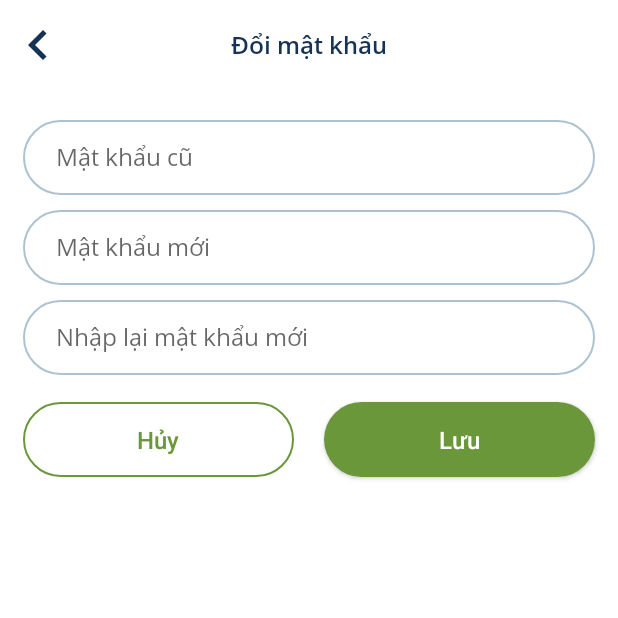
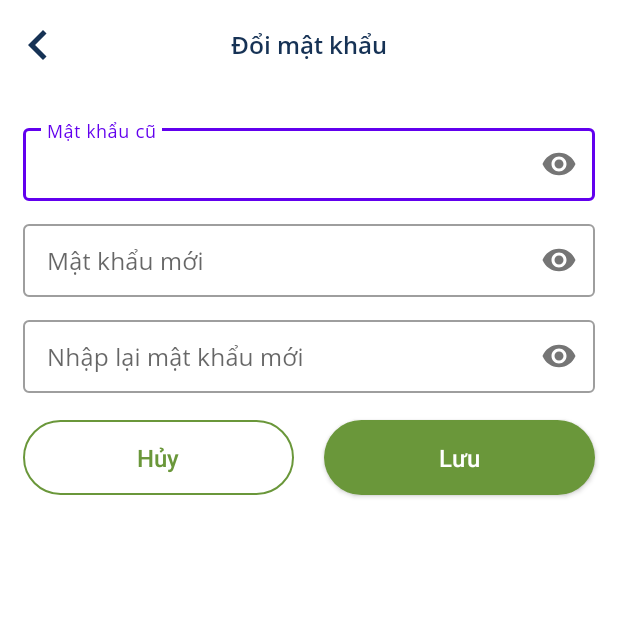
Before and after one commit to quangbk198/datn, an Android app: the fragment ChangePasswordFragment shown on its own in the app's theme, on a phone screen of 412 x 824 dp, the top half of it. Run offline under Robolectric (Android 15) with nearby library versions, the phone set to English and light mode, and no system bars; our stand-ins replace Dagger/Hilt's generated code, Firebase (no records; nobody signed in at launch, a user with empty details on screens opened directly), RxJava; libraries missing offline, so code that uses them is left out: com.github.pwittchen.reactivenetwork.

Commit message:
logic change password, logout

```diff
--- a/app/src/main/java/com/example/datn/di/module/RepositoryModule.kt
+++ b/app/src/main/java/com/example/datn/di/module/RepositoryModule.kt
@@ -2,6 +2,8 @@ package com.example.datn.di.module
 
 import com.example.datn.features.login.repository.LoginRepository
 import com.example.datn.features.login.repository.LoginRepositoryImpl
+import com.example.datn.features.userinfo.repository.UserInfoRepository
+import com.example.datn.features.userinfo.repository.UserInfoRepositoryImpl
 import dagger.Binds
 import dagger.Module
 import dagger.hilt.InstallIn
@@ -21,4 +23,7 @@ interface RepositoryModule {
     @Binds
     fun provideLoginRepository(loginRepositoryImpl: LoginRepositoryImpl): LoginRepository
 
+    @Binds
+    fun provideUserInfoRepository(userInfoRepositoryImpl: UserInfoRepositoryImpl): UserInfoRepository
+
 }
--- /dev/null
+++ b/app/src/main/java/com/example/datn/features/userinfo/repository/UserInfoRepository.kt
@@ -0,0 +1,15 @@
+package com.example.datn.features.userinfo.repository
+
+import io.reactivex.Single
+
+interface UserInfoRepository {
+    /**
+     * Get password from firebase database
+     */
+    fun getPass(): Single<Pair<String?, String>>
+
+    /**
+     * Update password
+     */
+    fun updatePass(newPass: String): Single<String>
+}
--- a/app/src/main/java/com/example/datn/features/userinfo/ui/fragment/ChangePasswordFragment.kt
+++ b/app/src/main/java/com/example/datn/features/userinfo/ui/fragment/ChangePasswordFragment.kt
@@ -2,9 +2,11 @@ package com.example.datn.features.userinfo.ui.fragment
 
 import android.view.LayoutInflater
 import androidx.fragment.app.viewModels
+import com.example.datn.R
 import com.example.datn.core.base.BaseFragment
 import com.example.datn.databinding.FragmentChangePasswordBinding
 import com.example.datn.features.userinfo.viewmodel.UserInfoViewModel
+import com.example.datn.utils.extension.showToast
 import dagger.hilt.android.AndroidEntryPoint
 
 /**
@@ -36,11 +38,39 @@ class ChangePasswordFragment : BaseFragment<FragmentChangePasswordBinding, UserI
         binding.apply {
             ivBack.setOnClickListener { backPress() }
             btnCancel.setOnClickListener { backPress() }
+
+            btnSave.setOnClickListener {
+                val oldPass = edtOldPass.text.toString()
+                val newPass = edtNewPass.text.toString()
+                val newPassAgain = edtNewPassAgain.text.toString()
+
+                if (oldPass.isBlank() || newPass.isBlank() || newPassAgain.isBlank()) {
+                    activity?.showToast(getString(R.string.enter_enough_infomation))
+                } else if (newPass != newPassAgain) {
+                    activity?.showToast(getString(R.string.change_pass_fragment_new_pass_not_match))
+                } else {
+                    onLoading(true)
+                    viewModel.changePass(oldPass, newPass)
+                }
+            }
+        }
+    }
+
+    override fun addDataObserver() {
+        super.addDataObserver()
+
+        viewModel.apply {
+            messageUpdatePass.observe(this@ChangePasswordFragment) { message ->
+                onLoading(false)
+                activity?.showToast(message)
+                if (message == getString(R.string.change_pass_fragment_update_pass_success)) {
+                    backPress()
+                }
+            }
         }
     }
 
     private fun backPress() {
         activity?.supportFragmentManager?.popBackStack()
-
     }
 }
--- a/app/src/main/java/com/example/datn/utils/extension/NetworkExtensions.kt
+++ b/app/src/main/java/com/example/datn/utils/extension/RxNetwork.kt
@@ -5,7 +5,7 @@ import com.github.pwittchen.reactivenetwork.library.rx2.ReactiveNetwork
 import io.reactivex.disposables.CompositeDisposable
 import javax.inject.Inject
 
-class NetworkExtensions @Inject constructor(
+class RxNetwork @Inject constructor(
     private val compositeDisposable: CompositeDisposable,
     private val schedulerProvider: SchedulerProvider
 ) {
--- a/app/src/main/res/layout/fragment_change_password.xml
+++ b/app/src/main/res/layout/fragment_change_password.xml
@@ -2,10 +2,10 @@
 <androidx.constraintlayout.widget.ConstraintLayout xmlns:android="http://schemas.android.com/apk/res/android"
     xmlns:app="http://schemas.android.com/apk/res-auto"
     android:layout_width="match_parent"
+    android:layout_height="match_parent"
     android:background="@color/white"
     android:clickable="true"
-    android:focusable="true"
-    android:layout_height="match_parent">
+    android:focusable="true">
 
     <androidx.constraintlayout.widget.ConstraintLayout
         android:id="@+id/custom_toolbar"
@@ -38,47 +38,68 @@
             app:layout_constraintTop_toTopOf="parent" />
     </androidx.constraintlayout.widget.ConstraintLayout>
 
-    <EditText
-        android:inputType="textPassword"
+    <com.google.android.material.textfield.TextInputLayout
+        android:id="@+id/text_input_layout_old_pass"
+        style="@style/Widget.MaterialComponents.TextInputLayout.OutlinedBox.Dense"
+        android:layout_width="0dp"
+        android:layout_height="wrap_content"
+        android:layout_marginHorizontal="15dp"
+        android:layout_marginTop="20dp"
+        app:layout_constraintEnd_toEndOf="parent"
+        app:layout_constraintStart_toStartOf="parent"
+        app:layout_constraintTop_toBottomOf="@id/custom_toolbar"
+        app:passwordToggleEnabled="true">
+
+        <com.google.android.material.textfield.TextInputEditText
             android:id="@+id/edt_old_pass"
             android:layout_width="match_parent"
-        android:layout_height="50dp"
-        android:layout_marginHorizontal="15dp"
-        android:layout_marginTop="20dp"
-        android:background="@drawable/background_edit_text"
+            android:layout_height="wrap_content"
             android:fontFamily="@font/opensans_regular"
             android:hint="@string/change_pass_fragment_hint_old_pass"
-        android:paddingStart="22dp"
-        android:textSize="16sp"
-        app:layout_constraintTop_toBottomOf="@id/custom_toolbar" />
+            android:inputType="textPassword" />
+    </com.google.android.material.textfield.TextInputLayout>
 
-    <EditText
-        android:inputType="textPassword"
+    <com.google.android.material.textfield.TextInputLayout
+        android:id="@+id/text_input_layout_new_pass"
+        style="@style/Widget.MaterialComponents.TextInputLayout.OutlinedBox.Dense"
+        android:layout_width="0dp"
+        android:layout_height="wrap_content"
+        android:layout_marginHorizontal="15dp"
+        android:layout_marginTop="10dp"
+        app:layout_constraintEnd_toEndOf="parent"
+        app:layout_constraintStart_toStartOf="parent"
+        app:layout_constraintTop_toBottomOf="@id/text_input_layout_old_pass"
+        app:passwordToggleEnabled="true">
+
+        <com.google.android.material.textfield.TextInputEditText
             android:id="@+id/edt_new_pass"
             android:layout_width="match_parent"
-        android:layout_height="50dp"
+            android:layout_height="wrap_content"
+            android:fontFamily="@font/opensans_regular"
+            android:hint="@string/change_pass_fragment_hint_new_pass"
+            android:inputType="textPassword" />
+    </com.google.android.material.textfield.TextInputLayout>
+
+    <com.google.android.material.textfield.TextInputLayout
+        android:id="@+id/text_input_layout_new_pass_again"
+        style="@style/Widget.MaterialComponents.TextInputLayout.OutlinedBox.Dense"
+        android:layout_width="0dp"
+        android:layout_height="wrap_content"
         android:layout_marginHorizontal="15dp"
         android:layout_marginTop="10dp"
-        android:background="@drawable/background_edit_text"
-        android:fontFamily="@font/opensans_regular"
-        android:hint="@string/change_pass_fragment_hint_new_pass"
-        android:paddingStart="22dp"
-        android:textSize="16sp"
-        app:layout_constraintTop_toBottomOf="@id/edt_old_pass" />
+        app:layout_constraintEnd_toEndOf="parent"
+        app:layout_constraintStart_toStartOf="parent"
+        app:layout_constraintTop_toBottomOf="@id/text_input_layout_new_pass"
+        app:passwordToggleEnabled="true">
 
-    <EditText
-        android:inputType="textPassword"
+        <com.google.android.material.textfield.TextInputEditText
             android:id="@+id/edt_new_pass_again"
             android:layout_width="match_parent"
-        android:layout_height="50dp"
-        android:layout_marginHorizontal="15dp"
-        android:layout_marginTop="10dp"
-        android:background="@drawable/background_edit_text"
+            android:layout_height="wrap_content"
             android:fontFamily="@font/opensans_regular"
             android:hint="@string/change_pass_fragment_hint_enter_new_pass_again"
-        android:paddingStart="22dp"
-        android:textSize="16sp"
-        app:layout_constraintTop_toBottomOf="@id/edt_new_pass" />
+            android:inputType="textPassword" />
+    </com.google.android.material.textfield.TextInputLayout>
 
     <androidx.appcompat.widget.AppCompatButton
         android:id="@+id/btn_save"
@@ -87,7 +108,7 @@
         android:layout_height="50dp"
         android:layout_marginStart="10dp"
         android:text="@string/save"
-        app:layout_constraintEnd_toEndOf="@id/edt_new_pass_again"
+        app:layout_constraintEnd_toEndOf="@id/text_input_layout_new_pass_again"
         app:layout_constraintStart_toEndOf="@id/btn_cancel"
         app:layout_constraintTop_toTopOf="@id/btn_cancel" />
 
@@ -101,7 +122,7 @@
         android:text="@string/cancel"
         android:textColor="@color/green_dark"
         app:layout_constraintEnd_toStartOf="@id/btn_save"
-        app:layout_constraintStart_toStartOf="@id/edt_new_pass_again"
-        app:layout_constraintTop_toBottomOf="@id/edt_new_pass_again" />
+        app:layout_constraintStart_toStartOf="@id/text_input_layout_new_pass_again"
+        app:layout_constraintTop_toBottomOf="@id/text_input_layout_new_pass_again" />
 
 </androidx.constraintlayout.widget.ConstraintLayout>
--- a/app/src/main/res/values/strings.xml
+++ b/app/src/main/res/values/strings.xml
@@ -6,6 +6,10 @@
     <string name="have_no_internet">Vui lòng kiểm tra lại kết nối mạng</string>
     <string name="save">Lưu</string>
     <string name="cancel">Hủy</string>
+    <string name="yes">Có</string>
+    <string name="no">Không</string>
+    <string name="enter_enough_infomation">Vui lòng nhập đủ thông tin</string>
+    <string name="notification">Thông báo</string>
 
     <!--Device-->
     <string name="light">Bóng đèn</string>
@@ -38,11 +42,15 @@
     <string name="user_info_activity_textview_contact">Liên lạc:</string>
     <string name="user_info_activity_textview_logout">Đăng xuất</string>
     <string name="user_info_activity_textview_change_pass">Thay đổi mật khẩu</string>
+    <string name="user_info_activity_message_dialog_confirm_logout">Bạn có chắc chắn muốn đăng xuất?</string>
 
     <!--Change Password Fragment-->
     <string name="change_pass_fragment_title_toolbar_change_pass">Đổi mật khẩu</string>
     <string name="change_pass_fragment_hint_old_pass">Mật khẩu cũ</string>
+    <string name="change_pass_fragment_old_pass_incorrect">Mật khẩu cũ không đúng</string>
     <string name="change_pass_fragment_hint_new_pass">Mật khẩu mới</string>
     <string name="change_pass_fragment_hint_enter_new_pass_again">Nhập lại mật khẩu mới</string>
+    <string name="change_pass_fragment_new_pass_not_match">Mật khẩu mới không khớp</string>
+    <string name="change_pass_fragment_update_pass_success">Cập nhật mật khẩu thành công</string>
 
 </resources>
```
Also changed, not shown: app/src/main/java/com/example/datn/features/login/viewmodel/LoginViewModel.kt (+4 -4 lines), app/src/main/java/com/example/datn/features/userinfo/repository/UserInfoRepositoryImpl.kt (added, +48 -0 lines), app/src/main/java/com/example/datn/features/userinfo/ui/UserInfoActivity.kt (+9 -1 lines), app/src/main/java/com/example/datn/features/userinfo/viewmodel/UserInfoViewModel.kt (+47 -1 lines), app/src/main/java/com/example/datn/utils/DialogView.kt (added, +27 -0 lines). Lines whose indentation alone changed are shown as unchanged.
